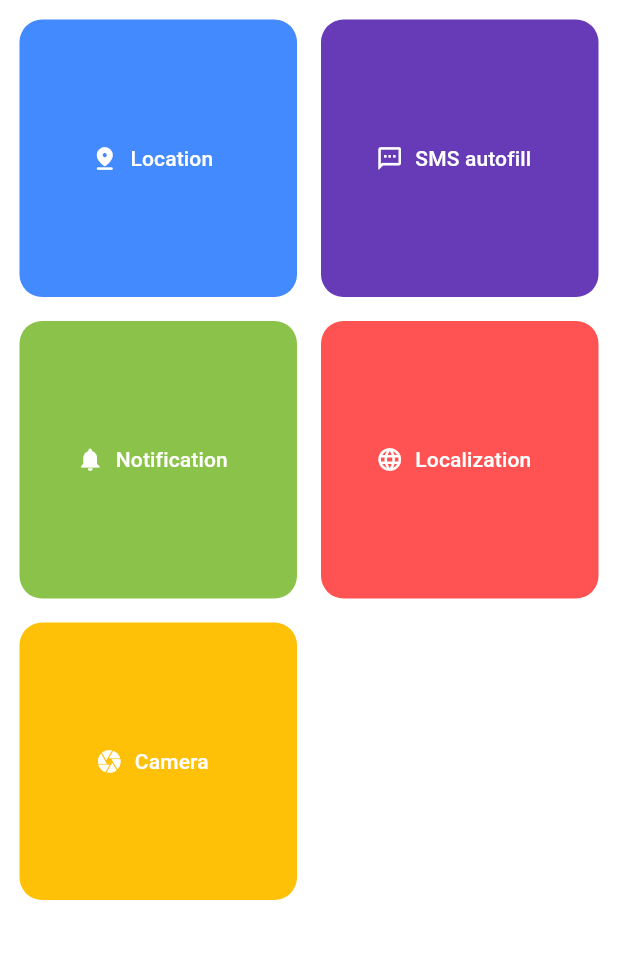
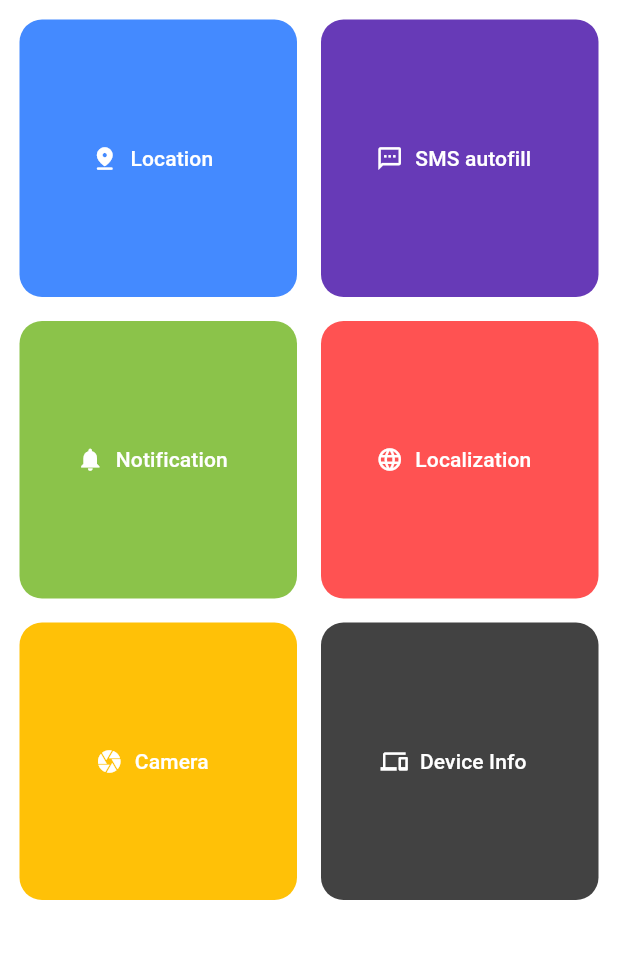
Before and after one commit to rugved-nimap/practice, a Flutter app: the screen it shows after launch, on a phone screen of 412 x 824 dp, the part 84-1043 px from its top. Run offline on Flutter 3.47's test engine with Material 3 defaults, Android fonts, the phone set to English and light mode, and no system bars; our stand-ins replace camera, device_info_plus, flutter_local_notifications, geocoding, geolocator, get and 1 more; missing offline and left inert: gal.

Commit message:
device_info

```diff
--- /dev/null
+++ b/lib/binders/deviceinfo_binder.dart
@@ -0,0 +1,11 @@
+
+import 'package:get/get.dart';
+import 'package:practice/controllers/deviceinfo_controller.dart';
+
+class DeviceinfoBinder extends Bindings {
+  @override
+  void dependencies() {
+    Get.lazyPut(() => DeviceinfoController(),);
+  }
+
+}
--- a/lib/pages/home_page.dart
+++ b/lib/pages/home_page.dart
@@ -1,11 +1,14 @@
 import 'package:flutter/material.dart';
 import 'package:get/get.dart';
 import 'package:practice/binders/camera_binder.dart';
+import 'package:practice/binders/deviceinfo_binder.dart';
 import 'package:practice/binders/location_binder.dart';
 import 'package:practice/binders/notification_binder.dart';
 import 'package:practice/binders/sms_binder.dart';
+import 'package:practice/controllers/deviceinfo_controller.dart';
 import 'package:practice/controllers/home_controller.dart';
 import 'package:practice/pages/camera_page.dart';
+import 'package:practice/pages/device_info_page.dart';
 import 'package:practice/pages/localization_page.dart';
 import 'package:practice/pages/notification_page.dart';
 import 'package:practice/pages/sms_page.dart';
@@ -40,51 +43,42 @@ class HomePage extends StatelessWidget {
             padding: const EdgeInsets.all(5),
             children: [
               gridTile(
-                context,
                 'location',
                 Icons.pin_drop_rounded,
                 Colors.blueAccent,
-                () {
-                  Get.to(const LocationPage(), binding: LocationBinder());
-                },
+                () => Get.to(const LocationPage(), binding: LocationBinder()),
               ),
               gridTile(
-                context,
                 'sms autofill',
                 Icons.sms_outlined,
                 Colors.deepPurple,
-                () {
-                  Get.to(const SmsPage(), binding: SmsBinder());
-                },
+                () => Get.to(const SmsPage(), binding: SmsBinder()),
               ),
               gridTile(
-                context,
                 'notification',
                 Icons.notifications,
                 Colors.lightGreen,
-                () {
-                  Get.to(const NotificationPage(),
-                      binding: NotificationBinder());
-                },
+                () => Get.to(const NotificationPage(),
+                    binding: NotificationBinder()),
               ),
               gridTile(
-                context,
                 'localization',
                 Icons.language,
                 Colors.redAccent,
-                () {
-                  Get.to(const LocalizationPage(),
-                      binding: LocalizationBinder());
-                },
+                () => Get.to(const LocalizationPage(),
+                    binding: LocalizationBinder()),
               ),
               gridTile(
-                context,
                 'camera',
                 Icons.camera,
                 Colors.amber,
-                () {
-                  Get.to(const CameraPage(), binding: CameraBinder());
-                },
+                () => Get.to(const CameraPage(), binding: CameraBinder()),
+              ),
+              gridTile(
+                'device info',
+                Icons.devices,
+                Colors.grey.shade800,
+                    () => Get.to(const DeviceInfoPage(), binding: DeviceinfoBinder()),
               ),
             ],
           ),
@@ -93,8 +87,8 @@ class HomePage extends StatelessWidget {
     );
   }
 
-  Widget gridTile(BuildContext context, String localeText, IconData icon,
-      Color color, VoidCallback action) {
+  Widget gridTile(
+      String localeText, IconData icon, Color color, VoidCallback action) {
     return Padding(
       padding: const EdgeInsets.all(8.0),
       child: FilledButton.icon(
--- a/lib/translations/en.dart
+++ b/lib/translations/en.dart
@@ -17,5 +17,6 @@ const Map<String, String> en = {
   "repeated": "Get Notification Every Minute",
   "cancel": "Cancel All Notification",
   "localization": "Localization",
-  "camera": "Camera"
+  "camera": "Camera",
+  "device info": "Device Info",
 };
--- a/lib/translations/hi.dart
+++ b/lib/translations/hi.dart
@@ -17,5 +17,6 @@ const Map<String, String> hi = {
   "repeated": "हर मिनट अधिसूचना प्राप्त करें",
   "cancel": "सभी अधिसूचना रद्द करें",
   "localization": "स्थानीयकरण",
-  "camera": "कैमरा"
+  "camera": "कैमरा",
+  "device info": "डिवाइस जानकारी",
 };
```
Also changed, not shown: lib/controllers/deviceinfo_controller.dart (added, +33 -0 lines), lib/pages/device_info_page.dart (added, +36 -0 lines), lib/services/notification_service.dart (+15 -13 lines), 1 other file.
